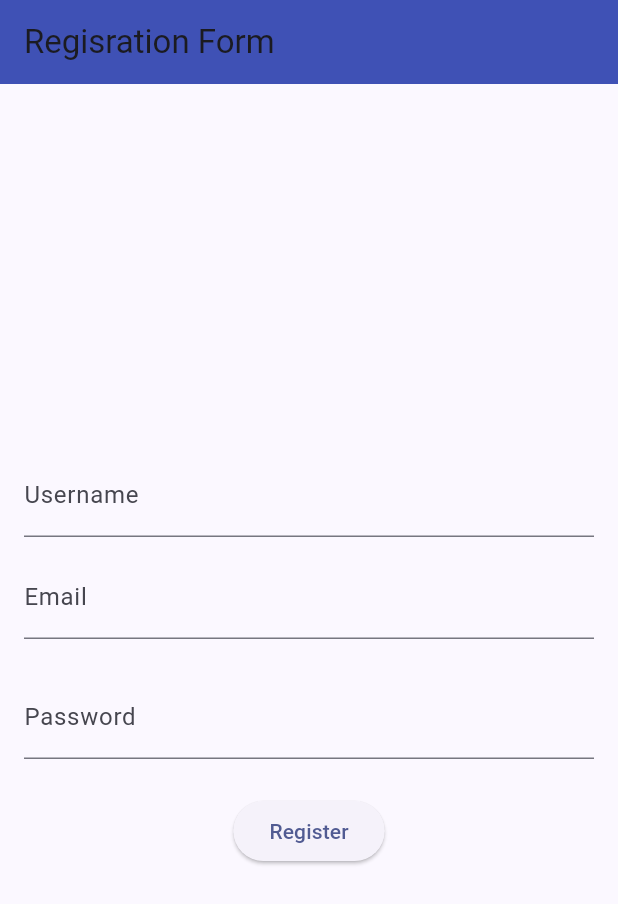
After one commit to mmaraaap/perpuspacil-mobile, a Flutter app: the RegistrationPage screen opened directly, after a tap on "Register", on a phone screen of 412 x 824 dp. The commit adds this screen. Shown: the top 904 px of the screen. Run offline on Flutter 3.47's test engine with Material 2 defaults, Android fonts, the phone set to English and light mode, and no system bars; missing offline and left inert: pbp_django_auth; network calls fail.

Commit message:
bonus register

```diff
--- /dev/null
+++ b/lib/screens/register.dart
@@ -0,0 +1,124 @@
+import 'package:flutter/material.dart';
+import 'package:http/http.dart' as http;
+import 'package:perpuspacil/screens/login.dart';
+
+
+class RegistrationPage extends StatefulWidget {
+  @override
+  _RegistrationPageState createState() => _RegistrationPageState();
+}
+
+class _RegistrationPageState extends State<RegistrationPage> {
+  //final _formKey = GlobalKey<FormState>();
+  final TextEditingController _usernameController = TextEditingController();
+  final TextEditingController _emailController = TextEditingController();
+  final TextEditingController _passwordController = TextEditingController();
+
+  Future<void> _registerUser() async {
+    final url = Uri.parse("http://localhost:8000/auth/register/"
+
+        );
+    final response = await http.post(
+      url,
+      body: {
+        'username': _usernameController.text,
+        'email': _emailController.text,
+        'password1':
+            _passwordController.text, // Modify to match Django form fields
+        'password2':
+            _passwordController.text, // Modify to match Django form fields
+      },
+    );
+
+    if (response.statusCode == 200) {
+      // Handle successful registration
+      showDialog(
+        context: context,
+        builder: (BuildContext context) {
+          return AlertDialog(
+            title: Text('Success'),
+            content: Text('User registered successfully.'),
+            actions: <Widget>[
+              TextButton(
+                onPressed: () {
+                  Navigator.of(context).pop();
+                  Navigator.of(context).pushReplacement(MaterialPageRoute(
+                    builder: (BuildContext context) => LoginPage(),
+                  ));
+                },
+
+                child: Text('OK'),
+              ),
+            ],
+          );
+        },
+      );
+    } else {
+      // Handle registration errors
+      showDialog(
+        context: context,
+        builder: (BuildContext context) {
+          return AlertDialog(
+            title: Text('Error'),
+            content: Text('Failed to register user.'),
+            actions: <Widget>[
+              TextButton(
+                onPressed: () {
+                  Navigator.of(context).pop();
+                },
+                child: Text('OK'),
+              ),
+            ],
+          );
+        },
+      );
+    }
+  }
+
+  @override
+  Widget build(BuildContext context) {
+    return Scaffold(
+      appBar: AppBar(
+        title: const Text('Regisration Form'),
+      ),
+      body: Container(
+        padding: const EdgeInsets.all(16.0),
+        child: Column(
+          mainAxisAlignment: MainAxisAlignment.center,
+          children: [
+            TextField(
+              controller: _usernameController,
+              decoration: const InputDecoration(
+                labelText: 'Username',
+              ),
+            ),
+            const SizedBox(height: 12.0),
+            TextField(
+              controller: _emailController,
+              decoration: const InputDecoration(
+                labelText: 'Email',
+              ),
+            ),
+            const SizedBox(height: 24.0),
+            TextField(
+              controller: _passwordController,
+              decoration: const InputDecoration(
+                labelText: 'Password',
+              ),
+              obscureText: true,
+            ),
+            const SizedBox(height: 24.0),
+            ElevatedButton(
+              onPressed: () async {
+
+
+                await _registerUser();
+              },
+              child: const Text('Register'),
+            ),
+          ],
+        ),
+      ),
+    );
+  }
+}
```
Also changed, not shown: lib/screens/login.dart (+12 -0 lines).
